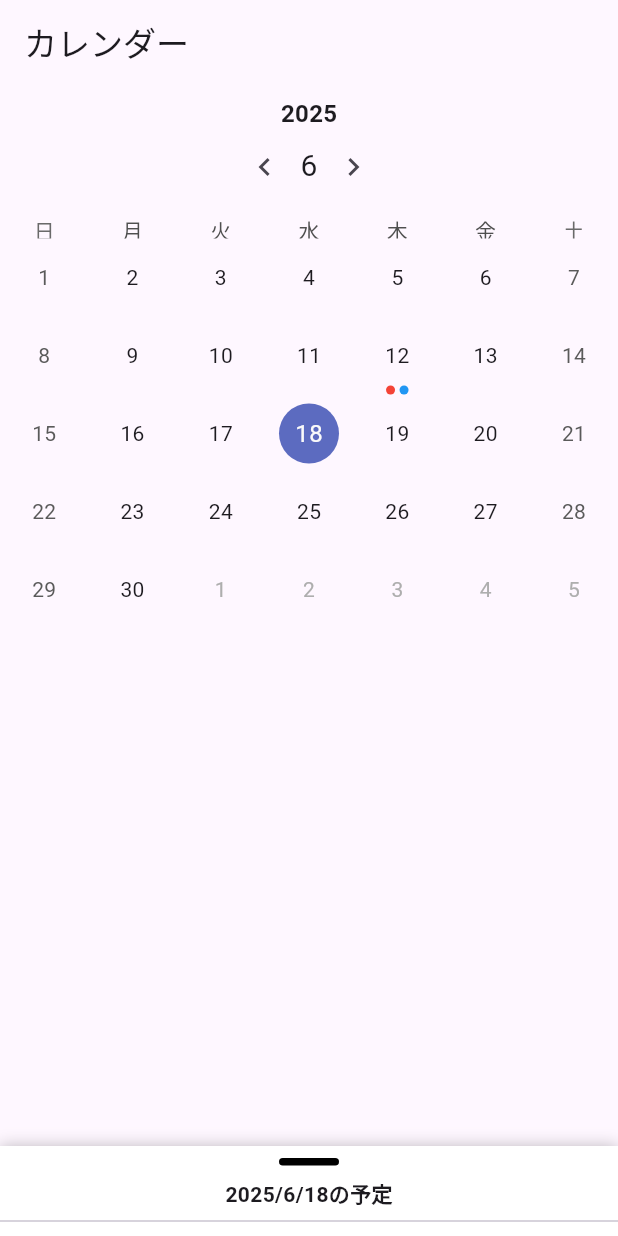
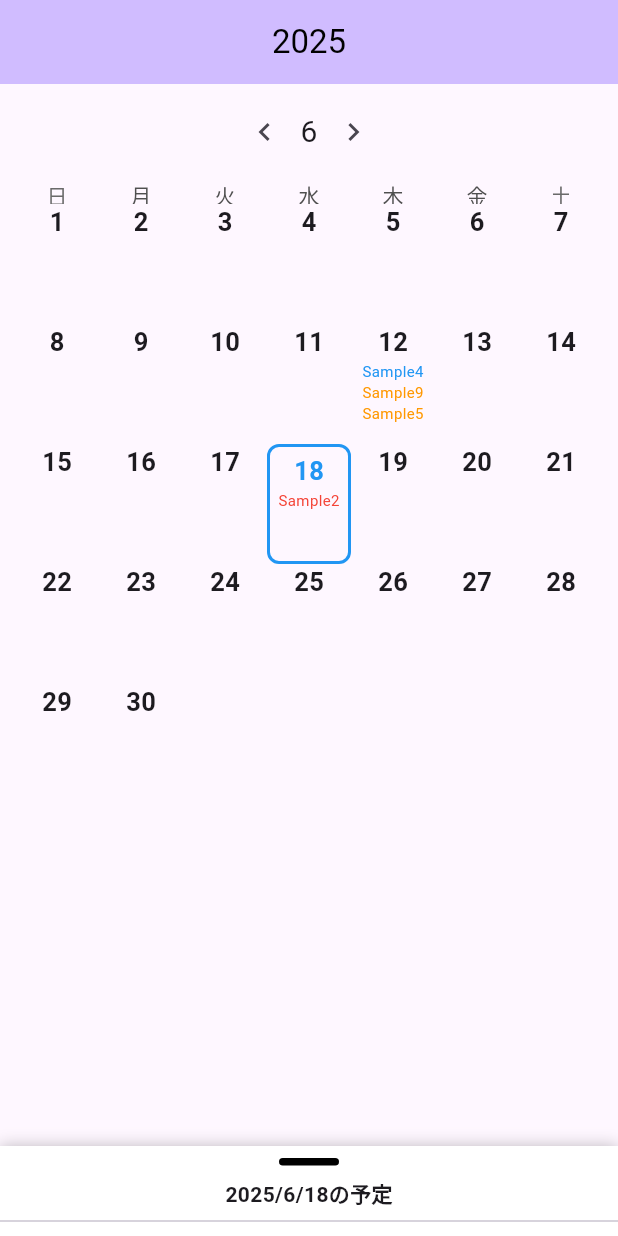
Before and after one commit to h-hashimoto-417/carendarapp, a Flutter app: the screen it shows after launch, on a phone screen of 412 x 824 dp. Run offline on Flutter 3.47's test engine with Material 3 defaults, Android fonts, the phone set to English and light mode, and no system bars; drawn by our look-alikes of sliding_up_panel, table_calendar; our stand-ins replace flutter_hooks, flutter_riverpod, hooks_riverpod, riverpod_annotation; generated files the repository leaves out were written again.

Commit message:
本日、選択日の表示調整

```diff
--- a/flutter_application/lib/data/TaskManager.dart
+++ b/flutter_application/lib/data/TaskManager.dart
@@ -1,3 +1,4 @@
+// ignore: file_names
 
 import 'package:riverpod_annotation/riverpod_annotation.dart';
 
@@ -10,7 +11,14 @@ part 'TaskManager.g.dart';
 class TaskController extends _$TaskController{
   final List<Task> sampleTask = [
     Task(title: 'Sample', requiredHours: 1, color: 1, startTime: DateTime.utc(2025, 6, 12, 12)),
-    Task(title: 'Sample2', requiredHours: 2, color: 0, startTime: DateTime.utc(2025, 6, 12, 11)),
+    Task(title: 'Sample2', requiredHours: 2, color: 0, startTime: DateTime.utc(2025, 6, 18, 11)),
+    Task(title: 'Sample3', requiredHours: 2, color: 5, startTime: DateTime.utc(2025, 6, 12, 9)),
+    Task(title: 'Sample4', requiredHours: 1, color: 1, startTime: DateTime.utc(2025, 6, 12, 1)),
+    Task(title: 'Sample5', requiredHours: 2, color: 6, startTime: DateTime.utc(2025, 6, 12, 7)),
+    Task(title: 'Sample6', requiredHours: 2, color: 8, startTime: DateTime.utc(2025, 6, 12, 15)),
+    Task(title: 'Sample7', requiredHours: 1, color: 2, startTime: DateTime.utc(2025, 6, 12, 17)),
+    Task(title: 'Sample8', requiredHours: 2, color: 4, startTime: DateTime.utc(2025, 6, 12, 20)),
+    Task(title: 'Sample9', requiredHours: 2, color: 6, startTime: DateTime.utc(2025, 6, 12, 3)),
   ];
 
   @override
--- a/flutter_application/lib/screens/screen_calendar.dart
+++ b/flutter_application/lib/screens/screen_calendar.dart
@@ -14,7 +14,6 @@ class ScreenCalendar extends HookConsumerWidget {
     final selectedDayState = useState(DateTime.now());
     final focusedDayState = useState(DateTime.now());
     final panelController = useMemoized(() => PanelController());
-    final selectedTasksState = useState([]);
     final taskProvider = ref.watch(taskControllerProvider);
     final taskColors = [
     Colors.red,
@@ -52,16 +51,43 @@ class ScreenCalendar extends HookConsumerWidget {
       return tasks;
     }
 
+    List<Widget> buildTaskTitles(DateTime date) {
+      final tasks = getTasksForDay(date);
+      final displayTasks = tasks.take(3).toList();
+
+      if (displayTasks.isEmpty) return [];
+
+      return displayTasks.map((task) {
+        final shortTitle = task.title.length > 5
+          ? task.title.substring(0, 7)
+          : task.title;
+        final colorIndex = task.color.clamp(0, 9);
+        return Text(
+          shortTitle,
+          style: TextStyle(
+            fontSize: 10,
+            color: taskColors[colorIndex],
+            overflow: TextOverflow.ellipsis,
+          ),
+        );
+      }).toList();
+    }
+
     return Scaffold(
       appBar: AppBar(
-        title: const Text('カレンダー'),
+        backgroundColor: Theme.of(context).colorScheme.inversePrimary,
+        title: Text(
+          '${focusedDayState.value.year}',
+          style: TextStyle(color: Colors.black),
+        ),
+        centerTitle: true,
       ),
 
       body:
       SlidingUpPanel(
         controller: panelController,
         minHeight: 60,
-        maxHeight: MediaQuery.of(context).size.height * 0.5,
+        maxHeight: MediaQuery.of(context).size.height * 0.4,
         panelBuilder: (sc) {
           final tasks = getTasksForDay(selectedDayState.value);
           return Column(
@@ -107,6 +133,7 @@ class ScreenCalendar extends HookConsumerWidget {
             firstDay: DateTime(2000),
             lastDay: DateTime(2100),
             focusedDay: focusedDayState.value,
+            rowHeight: 80,
             selectedDayPredicate: (day) {
               return isSameDay(selectedDayState.value, day);
             },
@@ -130,19 +157,62 @@ class ScreenCalendar extends HookConsumerWidget {
             onPageChanged: (newFocusedDay) {
               focusedDayState.value = newFocusedDay;
             },
+            calendarStyle: const CalendarStyle(
+              outsideDaysVisible: false,
+              tablePadding: EdgeInsets.symmetric(horizontal: 10),
+              cellMargin: EdgeInsets.all(2),
+              cellPadding: EdgeInsets.symmetric(vertical: 4),
+            ),
             calendarBuilders: CalendarBuilders(
-              headerTitleBuilder: (context, day) {
-                return Column(
-                  mainAxisAlignment: MainAxisAlignment.center,
+              selectedBuilder: (context, date, focusedDay) {
+                return Container(
+                  decoration: BoxDecoration(
+                  border: Border.all(color: Colors.blue, width: 2),
+                  borderRadius: BorderRadius.circular(8),
+                ),
+                alignment: Alignment.topCenter,
+                padding: const EdgeInsets.only(top: 4),
+                child: Column(
                   children: [
                     Text(
-                      '${focusedDayState.value.year}',
+                      '${date.day}',
                       style: const TextStyle(
-                        fontSize: 16,
+                        fontSize: 17,
                         fontWeight: FontWeight.bold,
+                        color: Colors.blue,
                       ),
                     ),
-                    Row(
+                    ...buildTaskTitles(date), // カスタムタスク表示
+                  ],
+                ),
+              );
+            },
+            todayBuilder: (context, date, focusedDay) {
+              return Container(
+                decoration: BoxDecoration(
+                  color: Colors.orange.withOpacity(0.3),
+                  borderRadius: BorderRadius.circular(8),
+                ),
+                alignment: Alignment.topCenter,
+                padding: const EdgeInsets.only(top: 4),
+                child: Column(
+                  mainAxisAlignment: MainAxisAlignment.start,
+                  children: [
+                    Text(
+                      '${date.day}',
+                      style: const TextStyle(
+                        fontSize: 17,
+                        fontWeight: FontWeight.bold,
+                        color: Colors.orange,
+                      ),
+                    ),
+                    ...buildTaskTitles(date), // カスタムタスク表示
+                  ],
+                ),
+              );
+            },
+              headerTitleBuilder: (context, day) {
+                return Row(
                       mainAxisAlignment: MainAxisAlignment.center,
                       children: [
                         IconButton(
@@ -157,30 +227,45 @@ class ScreenCalendar extends HookConsumerWidget {
                           icon: const Icon(Icons.chevron_right),
                           onPressed: goToNextMonth,
                         ),
-                      ],
+                  ],
+                );
+              },
+              defaultBuilder: (context, date, focusedDay) {
+                return Column(
+                  mainAxisAlignment: MainAxisAlignment.start,
+                  children: [
+                    Text(
+                      '${date.day}',
+                      style: const TextStyle(
+
+                        fontWeight: FontWeight.bold,
+                        fontSize: 17,
+                      ),
                     ),
+                    ...buildTaskTitles(date),
                   ],
                 );
               },
               markerBuilder: (context, date, events) {
-                if (events.isEmpty) return const SizedBox();
+                // if (events.isEmpty) return const SizedBox();
 
-                return Row(
-                  mainAxisAlignment: MainAxisAlignment.center,
-                  children: events.take(3).map((event) {
-                    final task = event as Task;
-                    final colorIndex = task.color.clamp(0, 9);
-                    return Container(
-                      width: 6,
-                      height: 6,
-                      margin: const EdgeInsets.symmetric(horizontal: 1.5),
-                      decoration: BoxDecoration(
-                        shape: BoxShape.circle,
-                        color: taskColors[colorIndex],
-                      ),
-                    );
-                  }).toList(),
-                );
+                // return Row(
+                //   mainAxisAlignment: MainAxisAlignment.center,
+                //   children: events.take(3).map((event) {
+                //     final task = event;
+                //     final colorIndex = task.color.clamp(0, 9);
+                //     return Container(
+                //       width: 6,
+                //       height: 6,
+                //       margin: const EdgeInsets.symmetric(horizontal: 1.5),
+                //       decoration: BoxDecoration(
+                //         shape: BoxShape.circle,
+                //         color: taskColors[colorIndex],
+                //       ),
+                //     );
+                //   }).toList(),
+                // );
+                return const SizedBox.shrink();
               }
             ),
           ),
```
